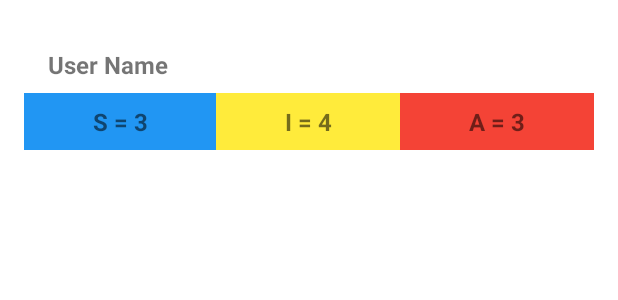
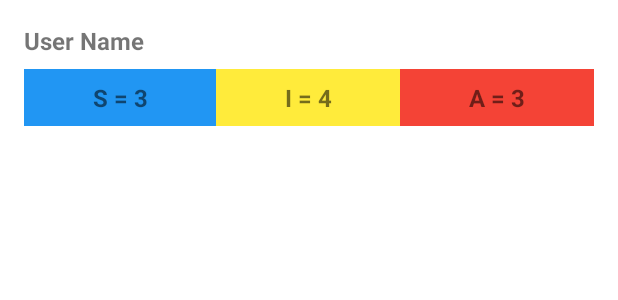
Before and after one commit to ThirstyProgrammer/StudentAttendanceSystem, an Android app: the layout item_student_report.xml on its own in the app's theme, with its tools: preview values and no code run, on a phone screen of 412 x 824 dp. Shown: the top 300 px of the screen. Run offline under Robolectric (Android 15) with nearby library versions, the phone set to English and light mode, and no system bars.

Commit message:
Update Student Feature UI 2

```diff
--- a/app/src/main/java/id/bachtiar/harits/studentattendancesystem/feature/grade/GradeFragment.kt
+++ b/app/src/main/java/id/bachtiar/harits/studentattendancesystem/feature/grade/GradeFragment.kt
@@ -55,6 +55,9 @@ class GradeFragment : Fragment(), StudentReportAdapter.OnItemStudentReportClickC
                 adapter = studentReportAdapter
                 addItemDecoration(dividerItemDecoration)
             }
+            btnBack.setOnClickListener {
+                requireActivity().finish()
+            }
             studentReportAdapter.setData(grade.students)
         }
     }
--- a/app/src/main/java/id/bachtiar/harits/studentattendancesystem/feature/student/StudentFragment.kt
+++ b/app/src/main/java/id/bachtiar/harits/studentattendancesystem/feature/student/StudentFragment.kt
@@ -43,6 +43,9 @@ class StudentFragment : Fragment() {
                 addItemDecoration(dividerItemDecoration)
             }
             studentAttendanceAdapter.setData(student.attendance)
+            btnBack.setOnClickListener {
+                requireActivity().onBackPressed()
+            }
         }
     }
 }
--- a/app/src/main/res/layout/fragment_grade.xml
+++ b/app/src/main/res/layout/fragment_grade.xml
@@ -65,8 +65,9 @@
 
                 <androidx.appcompat.widget.AppCompatTextView
                     android:id="@+id/tv_total_student"
-                    android:layout_width="32dp"
-                    android:layout_height="32dp"
+                    android:layout_width="36dp"
+                    android:layout_height="36dp"
+                    android:layout_marginEnd="@dimen/padding_8"
                     android:background="@drawable/bg_oval_white"
                     android:gravity="center"
                     android:textColor="@color/white"
--- a/app/src/main/res/layout/item_student_report.xml
+++ b/app/src/main/res/layout/item_student_report.xml
@@ -12,8 +12,6 @@
         android:id="@+id/tv_name"
         android:layout_width="match_parent"
         android:layout_height="wrap_content"
-        android:layout_marginHorizontal="@dimen/padding_16"
-        android:layout_marginTop="@dimen/padding_16"
         android:layout_marginBottom="@dimen/padding_8"
         android:textSize="16sp"
         android:textStyle="bold"
```
